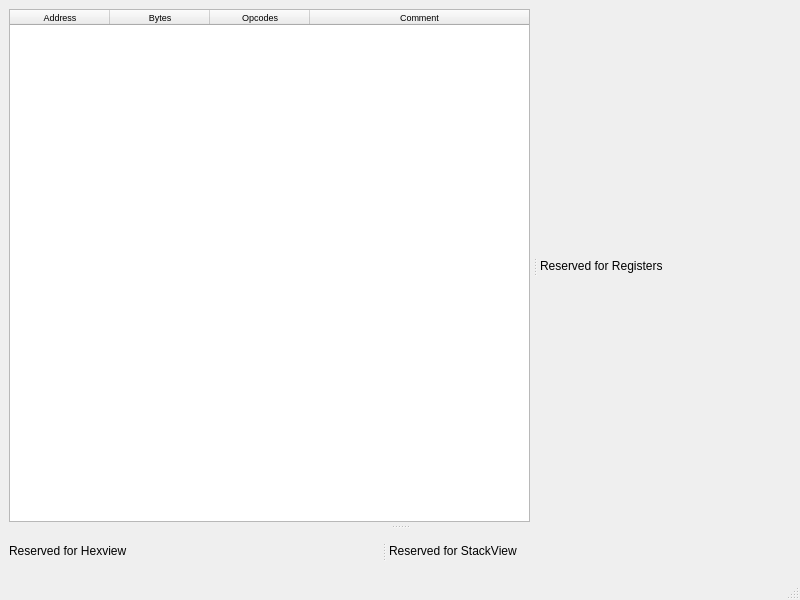
Above: GUI/memoryviewerwindow.ui from korcankaraokcu/PINCE before the change. Below: the same form after it.
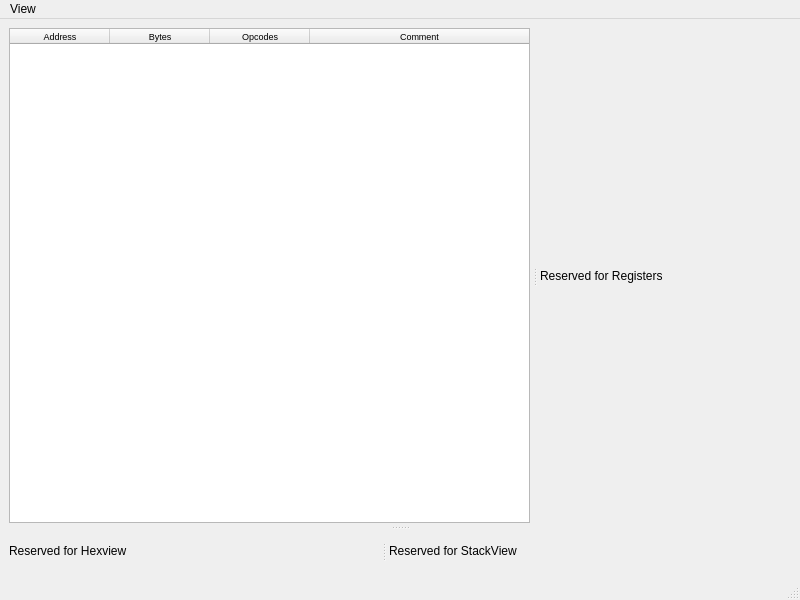
That is the form after the change.

Commit message: Implemented the Bookmark feature GUI Update Minor bugfixes Generalized the code

```diff
--- a/GUI/memoryviewerwindow.ui
+++ b/GUI/memoryviewerwindow.ui
@@ -149,6 +149,13 @@
      <height>22</height>
     </rect>
    </property>
+   <widget class="QMenu" name="menuView">
+    <property name="title">
+     <string>View</string>
+    </property>
+    <addaction name="actionBookmarks"/>
+   </widget>
+   <addaction name="menuView"/>
   </widget>
   <widget class="QStatusBar" name="statusbar"/>
  </widget>
```
Left out of the diff: 5 changed lines with no effect on the pictures. The commit also changes 6 other files.
